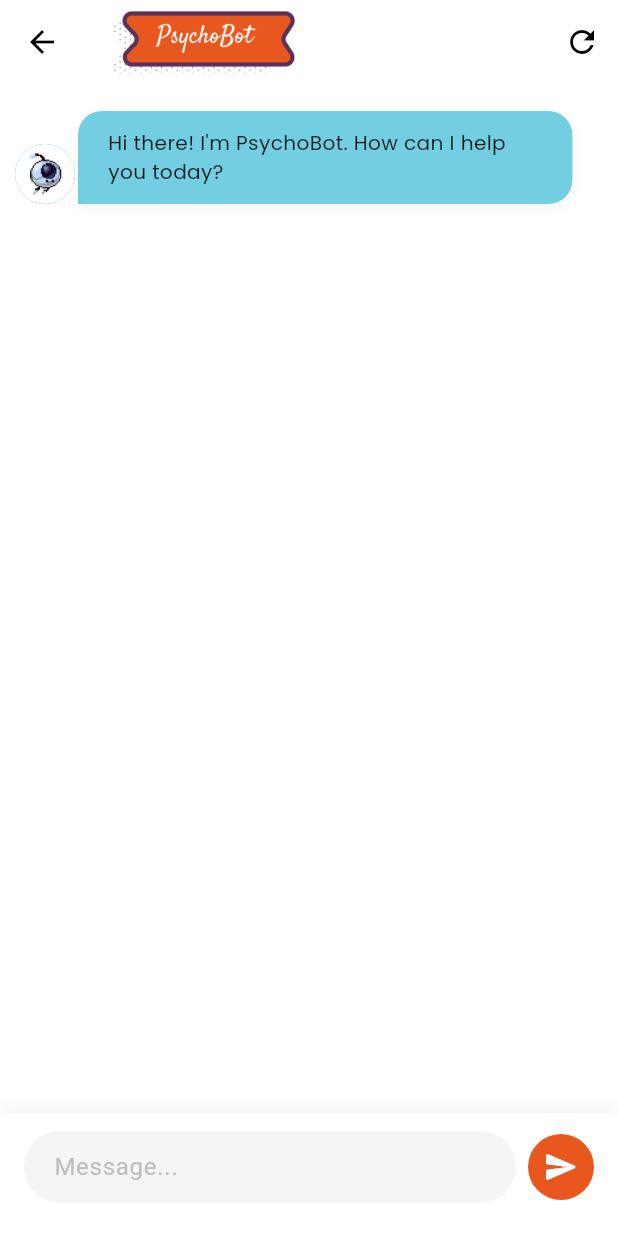
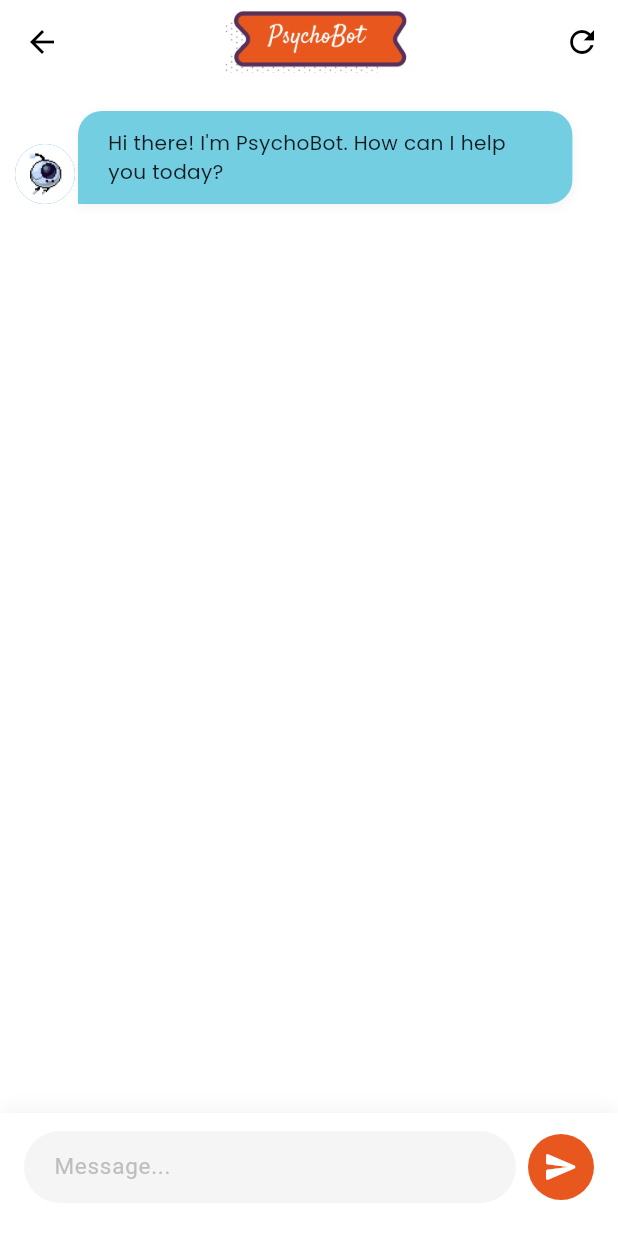
Before and after one commit to HarmonyHackers/MindCare-Flutter, a Flutter app: the ChatScreen screen opened directly, on a phone screen of 412 x 824 dp. Run offline on Flutter 3.47's test engine with Material 3 defaults, Android fonts, the phone set to English and light mode, and no system bars; drawn by our look-alikes of flutter_markdown; our stand-ins replace google_fonts, responsive_sizer; Roboto replaces fonts that are missing (Kodchasan).

Commit message:
added some ui changes

```diff
--- a/lib/config/theme.dart
+++ b/lib/config/theme.dart
@@ -9,17 +9,17 @@ class AppTheme {
     fontFamily: 'Poppins',
     textTheme: TextTheme(
       displayLarge: GoogleFonts.kodchasan(
-        fontSize: 28,
+        fontSize: 26,
         fontWeight: FontWeight.bold,
         color: AppColors.primary,
       ),
       displayMedium: GoogleFonts.kodchasan(
-        fontSize: 24,
+        fontSize: 20,
         fontWeight: FontWeight.bold,
         color: AppColors.primary,
       ),
       bodyLarge: GoogleFonts.kodchasan(
-        fontSize: 16,
+        fontSize: 15,
         color: AppColors.primary,
       ),
     ),
--- a/lib/main.dart
+++ b/lib/main.dart
@@ -7,12 +7,15 @@ import 'screens/home_screen.dart';
 void main() async {
   WidgetsFlutterBinding.ensureInitialized();
   SystemChrome.setPreferredOrientations([DeviceOrientation.portraitUp]);
-  await SystemChrome.setEnabledSystemUIMode(SystemUiMode.immersiveSticky);
-  runApp(const MindfulnessApp());
+  SystemChrome.setEnabledSystemUIMode(
+    SystemUiMode.manual,
+    overlays: [SystemUiOverlay.top],
+  );
+  runApp(const MyApp());
 }
 
-class MindfulnessApp extends StatelessWidget {
-  const MindfulnessApp({super.key});
+class MyApp extends StatelessWidget {
+  const MyApp({super.key});
 
   @override
   Widget build(BuildContext context) {
--- a/lib/screens/chat_screen.dart
+++ b/lib/screens/chat_screen.dart
@@ -95,9 +95,11 @@ class _ChatScreenState extends State<ChatScreen> {
     return Scaffold(
       appBar: AppBar(
         scrolledUnderElevation: 0,
-        title: Image.asset(
-          "assets/images/psycho-bot.png",
-          height: 5.h,
+        title: Center(
+          child: Image.asset(
+            "assets/images/psycho-bot.png",
+            height: 5.h,
+          ),
         ),
         actions: [
           IconButton(
--- a/lib/screens/home_screen.dart
+++ b/lib/screens/home_screen.dart
@@ -29,6 +29,7 @@ class HomeScreen extends StatelessWidget {
               ),
               const SizedBox(height: 20),
               _buildFeatureGrid(),
+              const SizedBox(height: 20),
               Text(
                 "How are you feeling?",
                 style: Theme.of(context).textTheme.displayMedium,
--- a/lib/widgets/app_bar.dart
+++ b/lib/widgets/app_bar.dart
@@ -27,7 +27,7 @@ class CustomAppBar extends StatelessWidget implements PreferredSizeWidget {
       ),
       centerTitle: true,
       title: Image.asset(
-        "assets/images/app_name.png",
+        "assets/images/app_logo.png",
         height: 6.h,
       ),
       actions: [
```
Also changed, not shown: assets/images/app_logo.png (added), assets/images/app_name.png (deleted), 1 other file.
